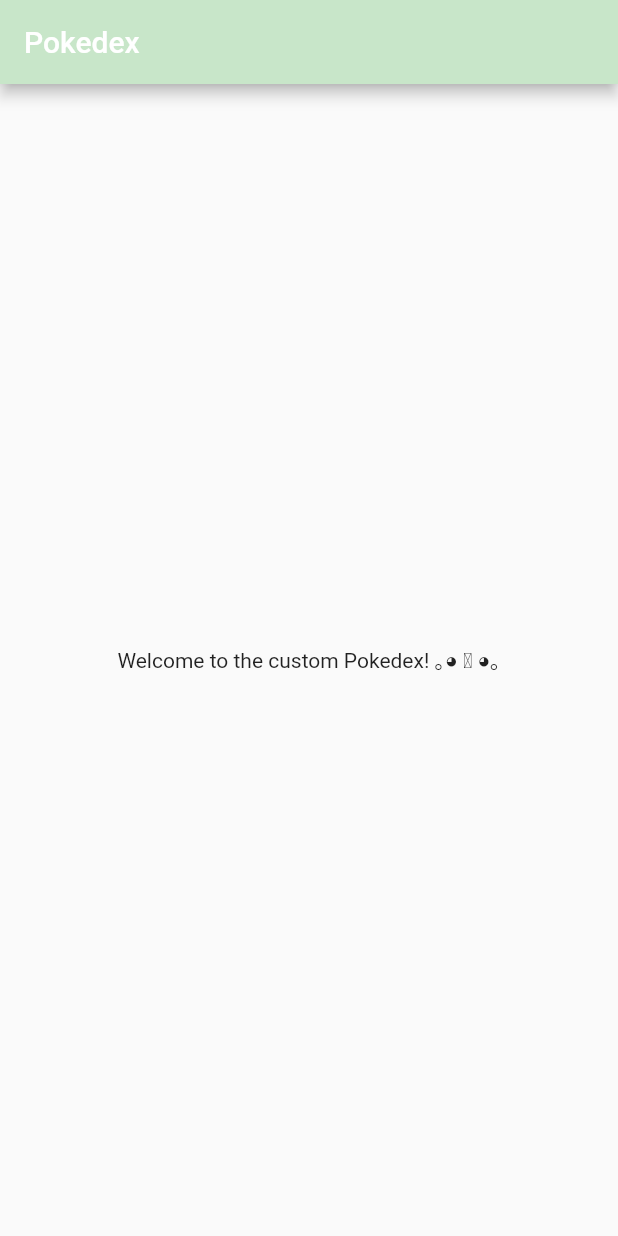
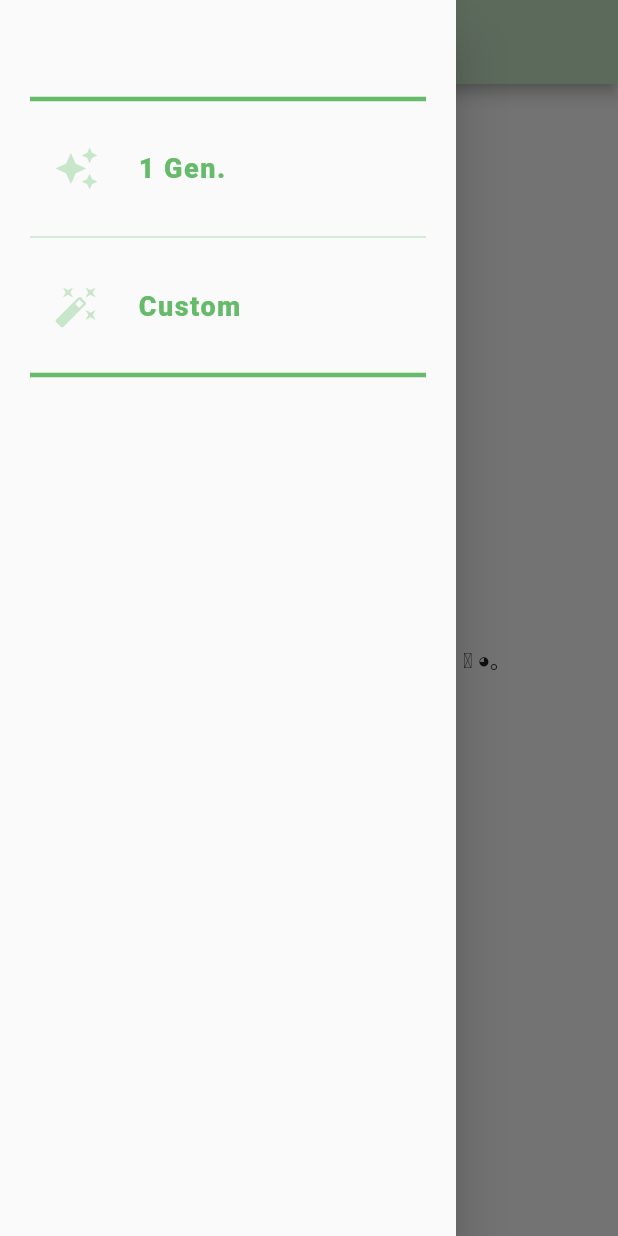
Before and after one commit to soezel/Pokedex, a Flutter app: the screen it shows after launch, with the side drawer open (before the commit the screen has no drawer), on a phone screen of 412 x 824 dp. Run offline on Flutter 3.47's test engine with Material 2 defaults, Android fonts, the phone set to English and light mode, and no system bars; our stand-ins replace google_fonts.

Commit message:
beginning to create UI

```diff
--- a/lib/main.dart
+++ b/lib/main.dart
@@ -1,7 +1,9 @@
 import 'package:flutter/material.dart';
 
+import 'widget/main_drawer_widget.dart';
+
 void main() => runApp(const MaterialApp(
-    title: 'PokeDex', home: HomePage(), debugShowCheckedModeBanner: false));
+    title: 'Pokedex', home: HomePage(), debugShowCheckedModeBanner: false));
 
 class HomePage extends StatelessWidget {
   const HomePage({Key? key}) : super(key: key);
@@ -14,6 +16,7 @@ class HomePage extends StatelessWidget {
         backgroundColor: Colors.green[100],
       ),
       body: const Center(child: Text('Welcome to the custom Pokedex! ｡◕ ‿ ◕｡')),
+      drawer: const MainDrawer(),
     );
   }
 }
--- /dev/null
+++ b/lib/themes.dart
@@ -0,0 +1,14 @@
+import 'package:flutter/material.dart';
+import 'package:google_fonts/google_fonts.dart';
+
+final styleTextMenu = GoogleFonts.roboto(
+    fontSize: 18,
+    letterSpacing: 1.0,
+    fontWeight: FontWeight.w800,
+    color: Colors.green[400]);
+
+var themeColor = Colors.green[100];
+var drawerColor = Colors.green[400];
+
+const sizedBox10 = SizedBox(height: 10);
+const sizedBox20 = SizedBox(height: 20);
--- /dev/null
+++ b/lib/widget/main_drawer_widget.dart
@@ -0,0 +1,77 @@
+import 'package:flutter/material.dart';
+import 'package:pokemon/themes.dart';
+
+class MainDrawer extends StatelessWidget {
+  const MainDrawer({Key? key}) : super(key: key);
+
+  final padding = const EdgeInsets.symmetric(horizontal: 20);
+  @override
+  Widget build(BuildContext context) {
+    return Drawer(
+      child: Material(
+        child: ListView(
+          padding: padding,
+          children: <Widget>[
+            const SizedBox(height: 48),
+            sizedBox10,
+            Divider(color: drawerColor, thickness: 3),
+            sizedBox10,
+            customListTile(
+              text: Text(
+                '1 Gen.',
+                style: styleTextMenu,
+              ),
+              icon: Icons.auto_awesome,
+              // onClicked: () => selectedGen(context, 0)
+            ),
+            sizedBox10,
+            Divider(color: themeColor, thickness: 1),
+            sizedBox10,
+            customListTile(
+              text: Text(
+                'Custom',
+                style: styleTextMenu,
+              ),
+              icon: Icons.auto_fix_high,
+              // onClicked: () => selectedGen(context, 1)
+            ),
+            sizedBox10,
+            Divider(color: drawerColor, thickness: 3),
+            sizedBox10,
+          ],
+        ),
+      ),
+    );
+  }
+}
+
+Widget customListTile({
+  required Text text,
+  required IconData icon,
+  VoidCallback? onClicked,
+}) {
+  return ListTile(
+    leading: Icon(
+      icon,
+      color: themeColor,
+      size: 30,
+    ),
+    title: text,
+    hoverColor: themeColor,
+    onTap: onClicked,
+  );
+}
+
+// void selectedGen(BuildContext context, int index) {
+//   switch (index) {
+//     case 0:
+//       Navigator.of(context).push(MaterialPageRoute(
+//         builder: (context) => FirstGenScreen(),
+//       ));
+//       break;
+//     case 1:
+//       Navigator.of(context).push(MaterialPageRoute(
+//         builder: (context) => CustomGenScreen(),
+//       ));
+//   }
+// }
```
Also changed, not shown: pubspec.yaml (+4 -68 lines), pubspec.lock, 3 other files.
